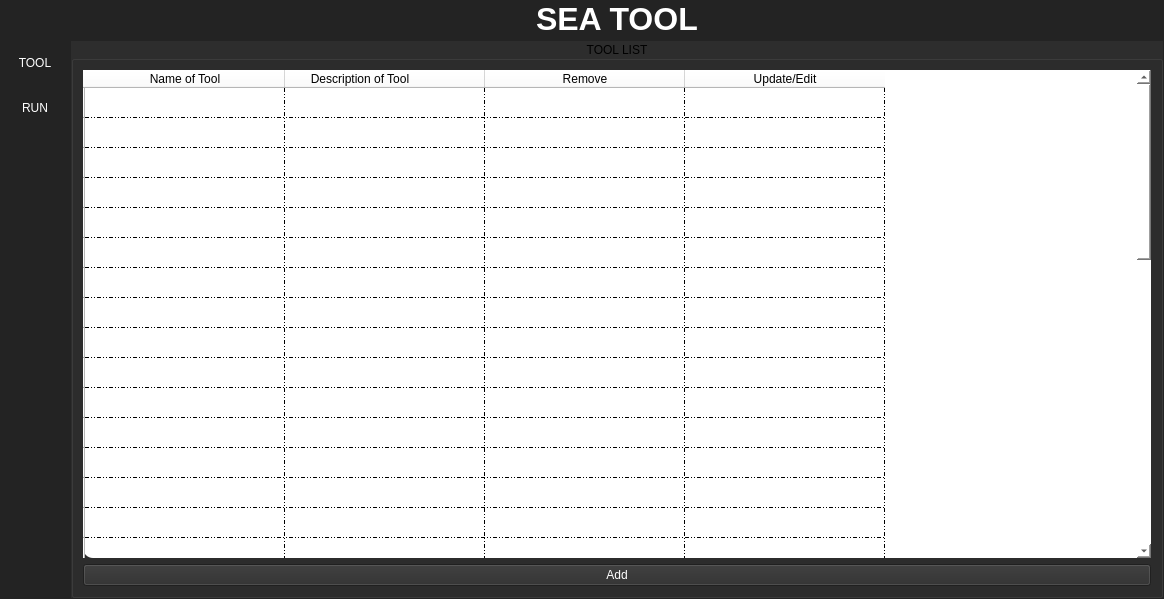
Before: the Qt Designer form MAIN/SEA_main_page.ui in frleal2/SEA-Scanning-And-Enumeration-Automation-Tool-, drawn with Qt 5.
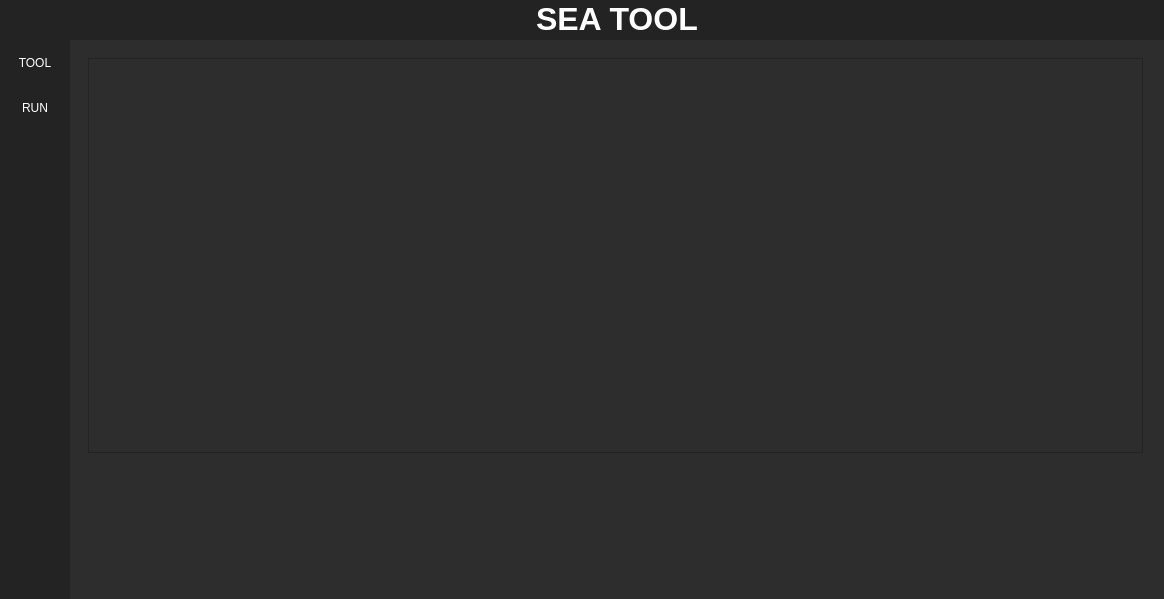
After: the same form once the commit is applied. The open tabs and pages were chosen to show the change.

Commit message: Added Console output when clicking generate, need to read console stream

The edit to the form file:
```diff
--- a/MAIN/SEA_main_page.ui
+++ b/MAIN/SEA_main_page.ui
@@ -301,7 +301,7 @@
              <enum>QFrame::Plain</enum>
             </property>
             <property name="currentIndex">
-             <number>3</number>
+             <number>1</number>
             </property>
             <widget class="QWidget" name="run">
              <property name="styleSheet">
@@ -1214,6 +1214,44 @@
               </item>
              </layout>
             </widget>
+            <widget class="QWidget" name="page">
+             <widget class="QFrame" name="verticalFrame">
+              <property name="geometry">
+               <rect>
+                <x>0</x>
+                <y>0</y>
+                <width>1091</width>
+                <height>431</height>
+               </rect>
+              </property>
+              <layout class="QVBoxLayout" name="verticalLayout_13">
+               <item>
+                <widget class="QFrame" name="frame_13">
+                 <layout class="QVBoxLayout" name="verticalLayout_25">
+                  <item>
+                   <widget class="QPlainTextEdit" name="console_output">
+                    <property name="plainText">
+                     <string/>
+                    </property>
+                   </widget>
+                  </item>
+                 </layout>
+                </widget>
+               </item>
+              </layout>
+             </widget>
+             <widget class="QFrame" name="verticalFrame">
+              <property name="geometry">
+               <rect>
+                <x>0</x>
+                <y>430</y>
+                <width>1091</width>
+                <height>121</height>
+               </rect>
+              </property>
+              <layout class="QVBoxLayout" name="verticalLayout_27"/>
+             </widget>
+            </widget>
             <widget class="QWidget" name="detailed_view">
              <layout class="QHBoxLayout" name="horizontalLayout_10">
               <property name="spacing">
```
Left out of the diff: 4 changed lines with no effect on the pictures. The commit also changes 2 other files.
